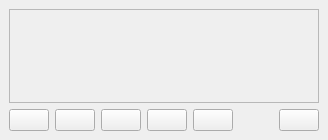
The window that qtdesignerfiles/mainwindow.ui (johnomotani/multigifview) describes before a commit, drawn with Qt 5.
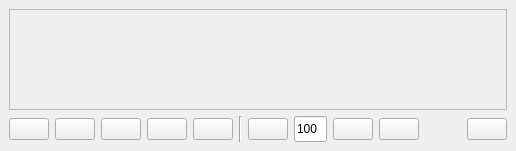
The same window after the commit. Icons and pictures are not drawn.

Commit message: Add zoom functionality

```diff
--- a/qtdesignerfiles/mainwindow.ui
+++ b/qtdesignerfiles/mainwindow.ui
@@ -6,8 +6,8 @@
    <rect>
     <x>0</x>
     <y>0</y>
-    <width>230</width>
-    <height>140</height>
+    <width>516</width>
+    <height>151</height>
    </rect>
   </property>
   <property name="sizePolicy">
@@ -37,8 +37,8 @@
         <rect>
          <x>0</x>
          <y>0</y>
-         <width>210</width>
-         <height>68</height>
+         <width>496</width>
+         <height>73</height>
         </rect>
        </property>
        <layout class="QHBoxLayout" name="gif_layout">
@@ -138,6 +138,82 @@
         </property>
        </widget>
       </item>
+      <item>
+       <widget class="Line" name="line">
+        <property name="orientation">
+         <enum>Qt::Vertical</enum>
+        </property>
+       </widget>
+      </item>
+      <item>
+       <widget class="QPushButton" name="zoom_out_button">
+        <property name="text">
+         <string/>
+        </property>
+        <property name="icon">
+         <iconset theme="zoom-out">
+          <normaloff>.</normaloff>.</iconset>
+        </property>
+        <property name="shortcut">
+         <string>-</string>
+        </property>
+       </widget>
+      </item>
+      <item>
+       <widget class="QLineEdit" name="zoom_box">
+        <property name="sizePolicy">
+         <sizepolicy hsizetype="Fixed" vsizetype="Fixed">
+          <horstretch>0</horstretch>
+          <verstretch>0</verstretch>
+         </sizepolicy>
+        </property>
+        <property name="minimumSize">
+         <size>
+          <width>33</width>
+          <height>26</height>
+         </size>
+        </property>
+        <property name="maximumSize">
+         <size>
+          <width>33</width>
+          <height>26</height>
+         </size>
+        </property>
+        <property name="text">
+         <string>100</string>
+        </property>
+       </widget>
+      </item>
+      <item>
+       <widget class="QPushButton" name="zoom_in_button">
+        <property name="toolTip">
+         <string/>
+        </property>
+        <property name="text">
+         <string/>
+        </property>
+        <property name="icon">
+         <iconset theme="zoom-in">
+          <normaloff>.</normaloff>.</iconset>
+        </property>
+        <property name="shortcut">
+         <string>+</string>
+        </property>
+       </widget>
+      </item>
+      <item>
+       <widget class="QPushButton" name="zoom_reset_button">
+        <property name="text">
+         <string/>
+        </property>
+        <property name="icon">
+         <iconset theme="zoom-original"/>
+        </property>
+        <property name="shortcut">
+         <string>=</string>
+        </property>
+       </widget>
+      </item>
       <item>
        <spacer name="horizontalSpacer">
         <property name="orientation">
```
Left out of the diff: 7 changed lines with no effect on the pictures. The commit also changes 3 other files.
